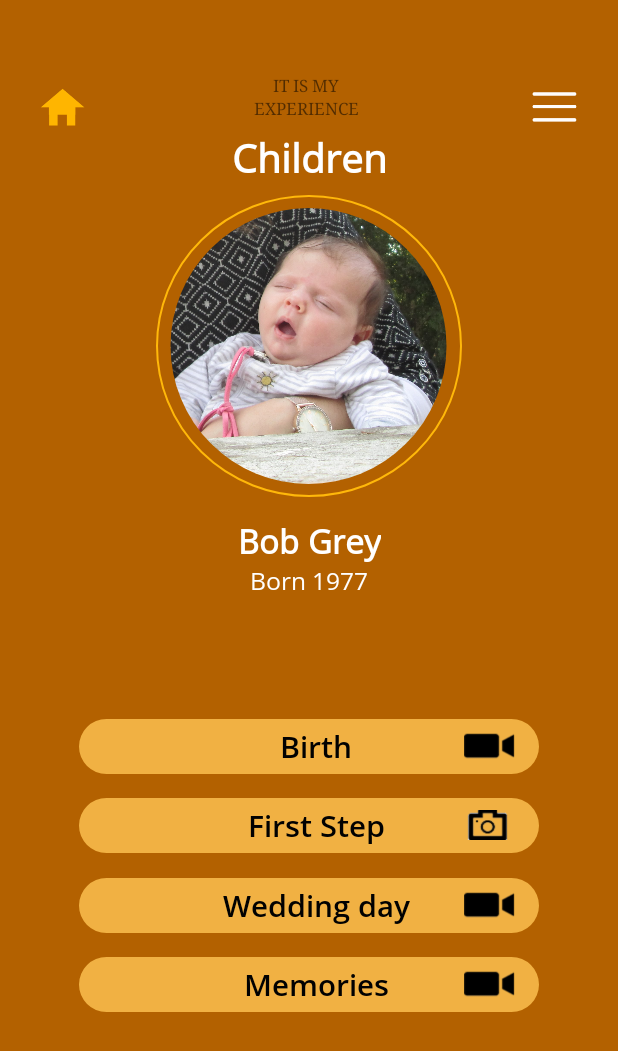
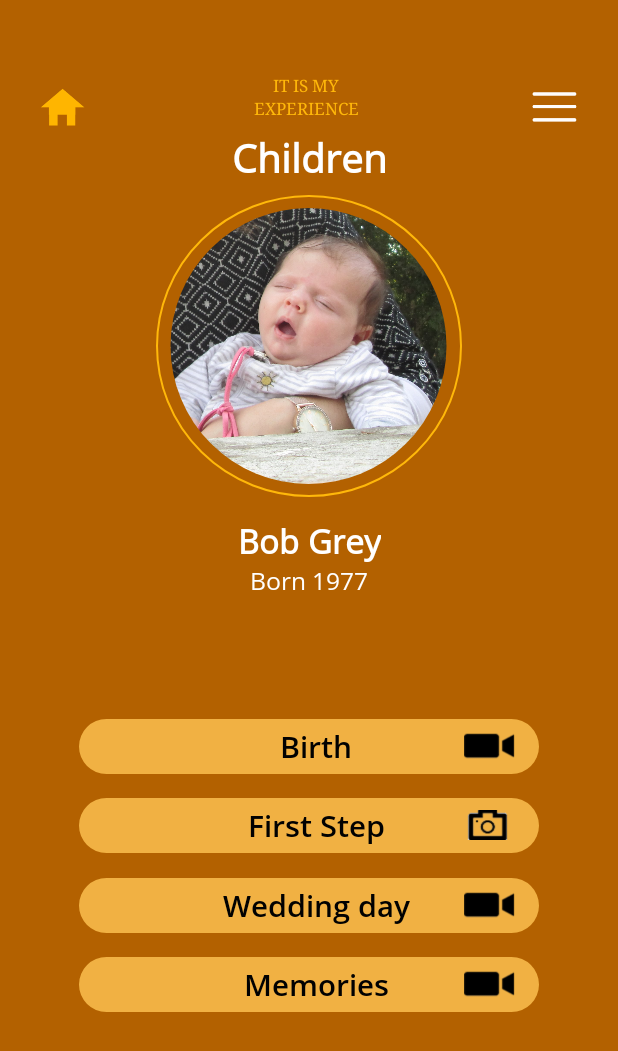
Before and after one commit to tehilaschechter/SampleScreen-1, an Android app: the Child screen opened directly, with no data from a screen before it, on a phone screen of 412 x 824 dp. Shown: the top 1051 px of the screen. Run offline under Robolectric (Android 15) with nearby library versions, the phone set to English and light mode, and no system bars; our stand-ins replace CircleImageView.

Commit message:
child appname color

```diff
--- a/app/src/main/res/layout/activity_child.xml
+++ b/app/src/main/res/layout/activity_child.xml
@@ -120,6 +120,7 @@
     <TextView
         android:id="@+id/txtAppName2"
         style="@style/style_app_name"
+        android:textColor="@color/color_circleOutline"
         android:layout_width="wrap_content"
         android:layout_height="wrap_content"
         android:layout_marginBottom="50dp"
@@ -131,6 +132,7 @@
     <TextView
         android:id="@+id/txtAppName1"
         style="@style/style_app_name"
+        android:textColor="@color/color_circleOutline"
         android:layout_width="wrap_content"
         android:layout_height="wrap_content"
         android:text="@string/app_name1"
```
